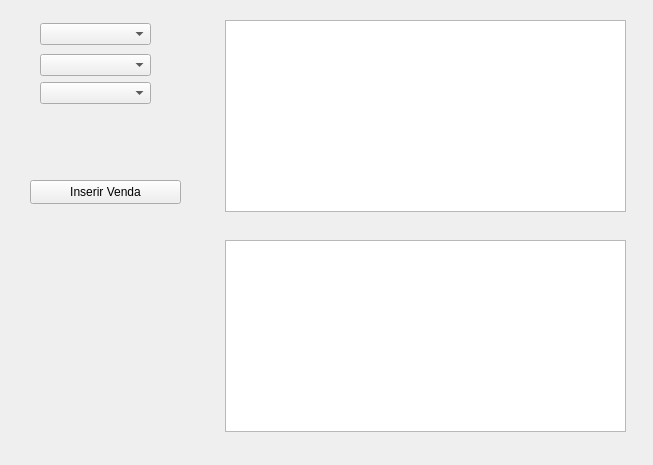
Old version of the form vendas.ui in the repository GabR36/QEstoqueLoja.
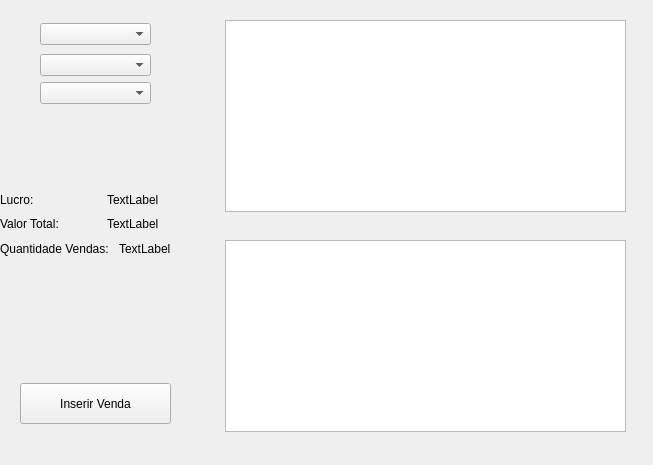
New version of the form.

Commit message: labels lucro etc. no construtor

```diff
--- a/vendas.ui
+++ b/vendas.ui
@@ -72,10 +72,10 @@
   <widget class="QPushButton" name="Btn_InserirVenda">
    <property name="geometry">
     <rect>
-     <x>30</x>
-     <y>180</y>
+     <x>20</x>
+     <y>383</y>
      <width>151</width>
-     <height>24</height>
+     <height>41</height>
     </rect>
    </property>
    <property name="text">
@@ -107,6 +107,72 @@
     </item>
    </layout>
   </widget>
+  <widget class="QWidget" name="">
+   <property name="geometry">
+    <rect>
+     <x>0</x>
+     <y>190</y>
+     <width>208</width>
+     <height>68</height>
+    </rect>
+   </property>
+   <layout class="QVBoxLayout" name="verticalLayout_3">
+    <item>
+     <layout class="QHBoxLayout" name="horizontalLayout">
+      <item>
+       <widget class="QLabel" name="label">
+        <property name="text">
+         <string>Lucro:</string>
+        </property>
+       </widget>
+      </item>
+      <item>
+       <widget class="QLabel" name="Lbl_Lucro">
+        <property name="text">
+         <string>TextLabel</string>
+        </property>
+       </widget>
+      </item>
+     </layout>
+    </item>
+    <item>
+     <layout class="QHBoxLayout" name="horizontalLayout_2">
+      <item>
+       <widget class="QLabel" name="label_2">
+        <property name="text">
+         <string>Valor Total:</string>
+        </property>
+       </widget>
+      </item>
+      <item>
+       <widget class="QLabel" name="Lbl_Total">
+        <property name="text">
+         <string>TextLabel</string>
+        </property>
+       </widget>
+      </item>
+     </layout>
+    </item>
+    <item>
+     <layout class="QHBoxLayout" name="horizontalLayout_3">
+      <item>
+       <widget class="QLabel" name="label_5">
+        <property name="text">
+         <string>Quantidade Vendas: </string>
+        </property>
+       </widget>
+      </item>
+      <item>
+       <widget class="QLabel" name="Lbl_Quantidade">
+        <property name="text">
+         <string>TextLabel</string>
+        </property>
+       </widget>
+      </item>
+     </layout>
+    </item>
+   </layout>
+  </widget>
  </widget>
  <resources/>
  <connections/>
```
Left out of the diff: 2 changed lines with no effect on the pictures. The commit also changes 1 other file.
